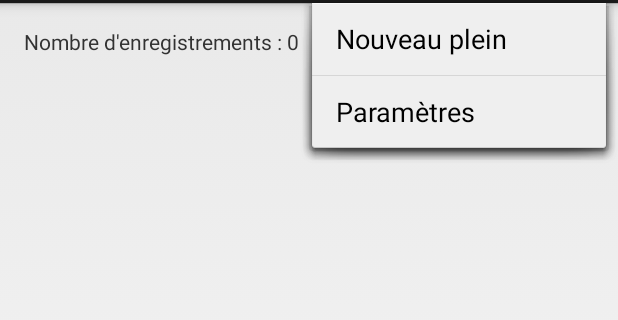
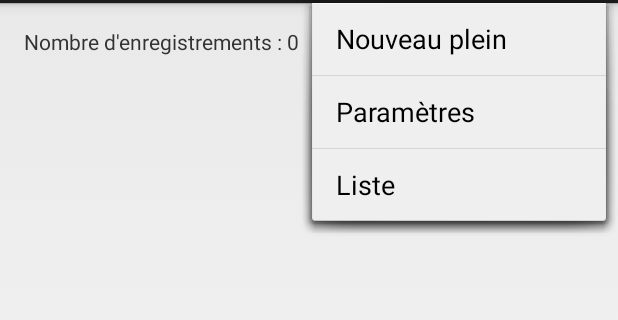
Before and after one commit to yllieth/app_consauto, an Android app: the screen it shows after launch (MainActivity), with the options menu open, on a phone screen of 412 x 824 dp, the part 69-389 px from its top. Run offline under Robolectric (Android 15) with nearby library versions, the phone set to English and light mode, and no system bars.

Commit message:
[PLEIN] Squelette de l'activity

```diff
--- a/Consauto/src/main/AndroidManifest.xml
+++ b/Consauto/src/main/AndroidManifest.xml
@@ -30,6 +30,10 @@
             android:name="FaireLePleinActivity"
             android:label="@string/action_faireLePlein"
         />
+	    <activity
+		    android:name=".ListeActivity"
+	        android:label="Liste"
+		/>
     </application>
 
 </manifest>
--- a/Consauto/src/main/java/syl/consauto/app/MainActivity.java
+++ b/Consauto/src/main/java/syl/consauto/app/MainActivity.java
@@ -46,6 +46,10 @@ public class MainActivity extends Activity {
                 startActivity(new Intent(this, FaireLePleinActivity.class));
                 return true;
 
+            case R.id.action_liste:
+                startActivity(new Intent(this, ListeActivity.class));
+                return true;
+
         }
         return false;
     }
--- a/Consauto/src/main/res/menu/main.xml
+++ b/Consauto/src/main/res/menu/main.xml
@@ -4,8 +4,13 @@
         android:orderInCategory="1"
         android:showAsAction="never" />
 
-    <item android:id="@+id/action_settings"
-        android:title="@string/action_settings"
-        android:orderInCategory="100"
-        android:showAsAction="never" />
+	<item android:id="@+id/action_settings"
+	      android:title="@string/action_settings"
+	      android:orderInCategory="100"
+	      android:showAsAction="never" />
+
+	<item android:id="@+id/action_liste"
+	      android:title="@string/action_voirListe"
+	      android:orderInCategory="100"
+	      android:showAsAction="never" />
 </menu>
--- a/Consauto/src/main/res/values/strings.xml
+++ b/Consauto/src/main/res/values/strings.xml
@@ -4,6 +4,7 @@
     <string name="app_name">consauto</string>
     <string name="action_settings">Paramètres</string>
     <string name="action_faireLePlein">Nouveau plein</string>
+	<string name="action_voirListe">Liste</string>
     <string name="hello_world">Hello world!</string>
 
     <string name="pref_header_defaults">Paramètres par défaut</string>
```
Also changed, not shown: Consauto/src/main/java/syl/consauto/app/ListeActivity.java (added, +10 -0 lines).
